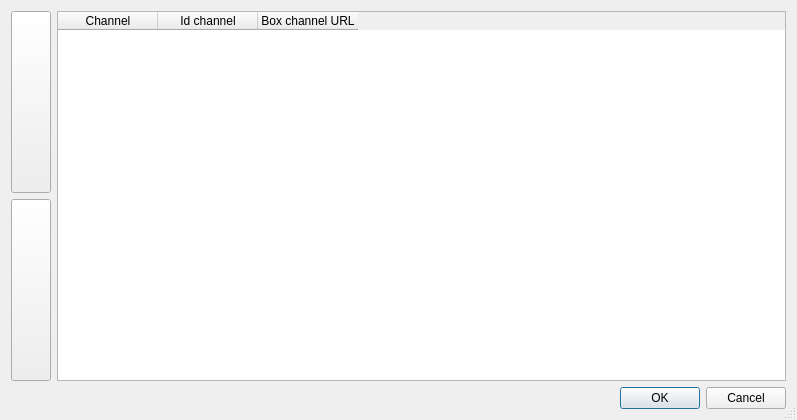
Old version of the form ui/channels.ui in the repository jlbrd/qmagneto.
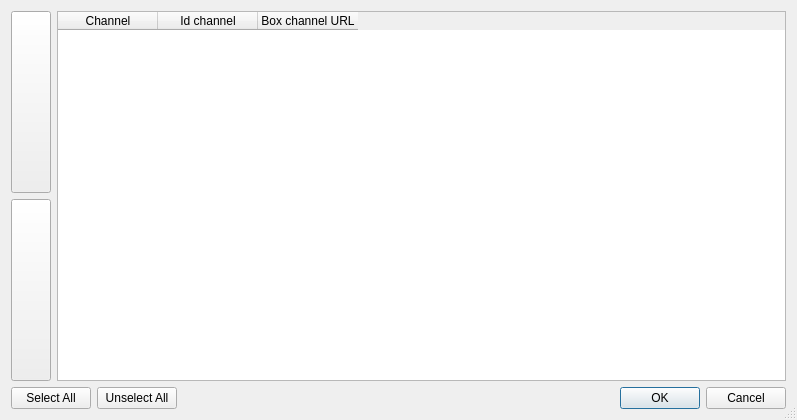
New version of the form. Icons and pictures are not drawn.

Commit message: - Fix issue 33: A bug which cause an unfinished download of the XML zip file and shows a bad message which says "unzip missing" - Add two buttons to select and unselect all entries in "Channels" dialog

The edit to the form file:
```diff
--- a/ui/channels.ui
+++ b/ui/channels.ui
@@ -77,12 +77,43 @@
      </item>
     </layout>
    </item>
-   <item row="1" column="0" >
-    <widget class="QDialogButtonBox" name="buttonBox" >
-     <property name="standardButtons" >
-      <set>QDialogButtonBox::Cancel|QDialogButtonBox::Ok</set>
-     </property>
-    </widget>
+   <item row="1" column="0">
+    <layout class="QHBoxLayout" name="horizontalLayout_2">
+     <item>
+      <widget class="QPushButton" name="selectAll">
+       <property name="text">
+        <string>Select All</string>
+       </property>
+      </widget>
+     </item>
+     <item>
+      <widget class="QPushButton" name="unselectAll">
+       <property name="text">
+        <string>Unselect All</string>
+       </property>
+      </widget>
+     </item>
+     <item>
+      <spacer name="horizontalSpacer">
+       <property name="orientation">
+        <enum>Qt::Horizontal</enum>
+       </property>
+       <property name="sizeHint" stdset="0">
+        <size>
+         <width>40</width>
+         <height>20</height>
+        </size>
+       </property>
+      </spacer>
+     </item>
+     <item>
+      <widget class="QDialogButtonBox" name="buttonBox">
+       <property name="standardButtons">
+        <set>QDialogButtonBox::Cancel|QDialogButtonBox::Ok</set>
+       </property>
+      </widget>
+     </item>
+    </layout>
    </item>
   </layout>
  </widget>
```
Left out of the diff: 53 changed lines with no effect on the pictures. The commit also changes 12 other files.
